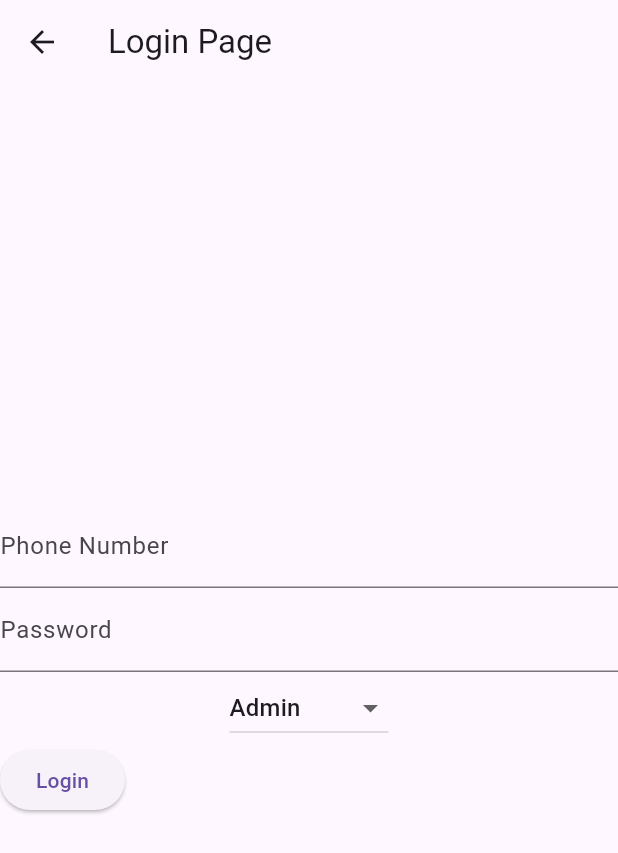
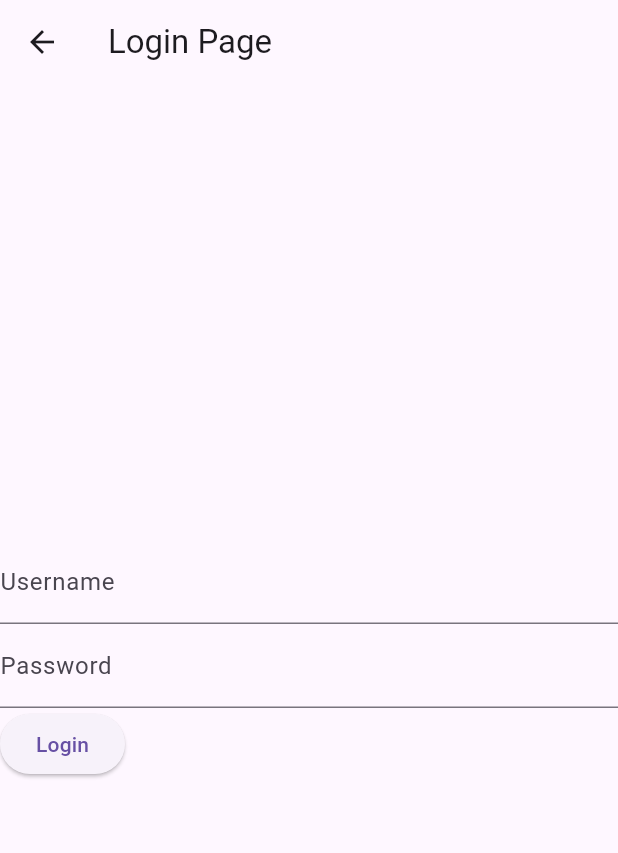
Before and after one commit to brughwani/lmrepairserviceapp, a Flutter app: the MyHomePage screen opened directly, after a tap on "Login", on a phone screen of 412 x 824 dp. Shown: the top 853 px of the screen. Run offline on Flutter 3.47's test engine with Material 3 defaults, Android fonts, the phone set to English and light mode, and no system bars; our stand-ins replace firebase_auth, firebase_core, flutter_dotenv; accounts and stored records are empty; network calls fail.

Commit message:
bug fixes

```diff
--- a/lib/loginpage.dart
+++ b/lib/loginpage.dart
@@ -1,5 +1,8 @@
 import 'package:flutter/material.dart';
 import 'dart:convert';
+import 'package:firebase_auth/firebase_auth.dart';
+import 'package:firebase_core/firebase_core.dart';
+import 'package:flutter_dotenv/flutter_dotenv.dart';
 //import 'package:';
 import 'package:http/http.dart' as http;
 class MyHomePage extends StatefulWidget {
@@ -17,39 +20,70 @@ class _MyHomePageState extends State<MyHomePage> {
     selectedValue = 'Admin';
   }
 
+Future<bool> validateEmployeeCode(String employeeCode) async {
+  final apiKey = dotenv.env['AIRTABLE_API_KEY'];
+  final baseId = dotenv.env['AIRTABLE_BASE_ID'];
+  final tableName = dotenv.env['AIRTABLE_TABLE_NAME']; // Replace with your Airtable table name
 
+  final url = 'https://api.airtable.com/v0/$baseId/$tableName?filterByFormula={empcode}="$employeeCode"'; // Use a filter formula to check the employee code
 
-  Future<void> loginUser(String phoneNumber, String password,String role) async {
-    // Call your Node.js backend for login
-    final response = await http.post(
-      Uri.parse('localhost:3000/loginUser'),
-      headers: <String, String>{
-        'Content-Type': 'application/json; charset=UTF-8',
-      },
-      body: jsonEncode(<String, String>{
-        'phoneNumber': phoneNumber,
-        'password': password,
-        'role': selectedValue!
-      }),
+  final response = await http.get(
+    Uri.parse(url),
+    headers: {
+      'Authorization': 'Bearer $apiKey',
+    },
+  );
+
+  if (response.statusCode == 200) {
+    final data = json.decode(response.body);
+    if (data['records'].isNotEmpty) {
+      // Employee code exists
+      return true;
+    } else {
+      // Employee code does not exist
+      return false;
+    }
+  } else {
+    print('Failed to fetch data: ${response.statusCode}');
+    return false; // Error during Airtable fetch
+  }
+}
+
+Future<bool> signInWithEmployeeCode(String employeeCode, String password) async {
+  String username = employeeCode+"@lmcrm.in";
+  try {
+    // Step 1: Sign in with Firebase
+    UserCredential userCredential = await FirebaseAuth.instance.signInWithEmailAndPassword(
+      email: username,
+      password: password,
     );
 
-    if (response.statusCode == 200) {
-      // Get custom token from response
-      final token = jsonDecode(response.body)['token'];
+    User? user = userCredential.user;
+    if (user != null) {
+      // Step 2: Validate the employee code against Airtable
+      bool isValidCode = await validateEmployeeCode(employeeCode);
 
-      // Sign in with custom token
+      if (isValidCode) {
+        print('User logged in successfully.');
+        return true; // Login successful
+      } else {
+        print('Invalid employee code.');
+        return false; // Invalid employee code
+      }
+    } else {
+      print('User not found.');
+      return false; // User not found
+    }
+  } on FirebaseAuthException catch (e) {
+    print('Error: ${e.message}');
+    return false; // Error during authentication
+  }
+}
 
-     // Navigator.of(context).push(MaterialPageRoute(builder: (context)=>MyApp()));
-
-    } else {
-      // Handle error
-      print('Error: ${response.body}');
-    }
-  }
 
   @override
   Widget build(BuildContext context) {
-    TextEditingController phoneNumber=TextEditingController();
+    TextEditingController username=TextEditingController();
     TextEditingController password=TextEditingController();
     return Scaffold(
       appBar: AppBar(
@@ -60,9 +94,8 @@ class _MyHomePageState extends State<MyHomePage> {
           mainAxisAlignment: MainAxisAlignment.center,
           children: <Widget>[
             TextFormField(
-              controller: phoneNumber,
-              keyboardType: TextInputType.phone,
-              decoration: InputDecoration(labelText: "Phone Number"),
+              controller: username,
+              decoration: InputDecoration(labelText: "Username"),
 
             ),
             TextFormField(
@@ -73,33 +106,13 @@ class _MyHomePageState extends State<MyHomePage> {
                 labelText: "Password"),
 
             ),
-            DropdownButton(
-              hint: Text('Select Role'),
-              value: selectedValue,
-              items: [
-              DropdownMenuItem(
-                child: Text('Karigar'),
-                value: 'Karigar',
-                ),
-              DropdownMenuItem(
-                child: Text('Support'),
-                value: 'Support',
-                ),
-                 DropdownMenuItem(
-                child: Text('Admin'),
-                value: 'Admin',
-                ),
-          ], onChanged: (value) {
-            setState(() {
-              selectedValue = value;
-            });
-          },),
+
 
             Row(
               children: [
 
             ElevatedButton(
-              onPressed: () => loginUser(phoneNumber.text,password.text,selectedValue!),
+              onPressed: () => signInWithEmployeeCode(username.text, password.text),
               child: Text('Login'),
             ),
           ],
```
Also changed, not shown: lib/Admindashboard.dart (+83 -22 lines), lib/main.dart (+7 -1 lines), info.env, 1 other file.
